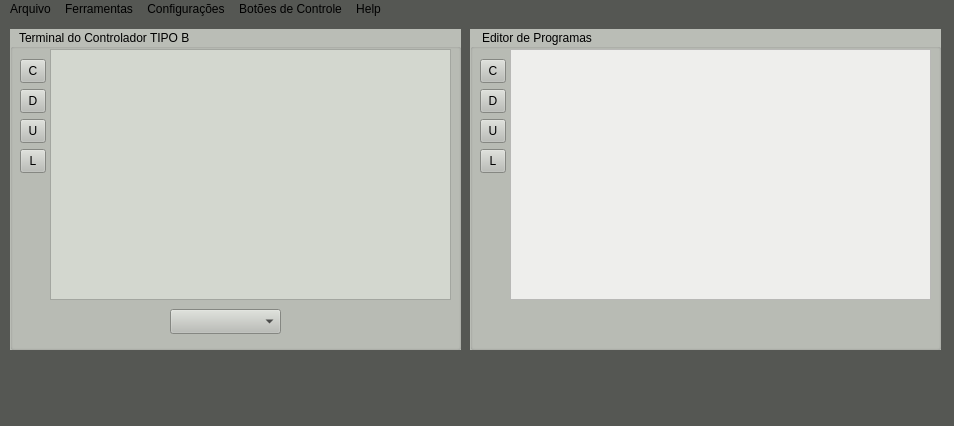
First picture: the form in alfa/mainwindow.ui, repository cimtools/Krobosoft, before the edit.
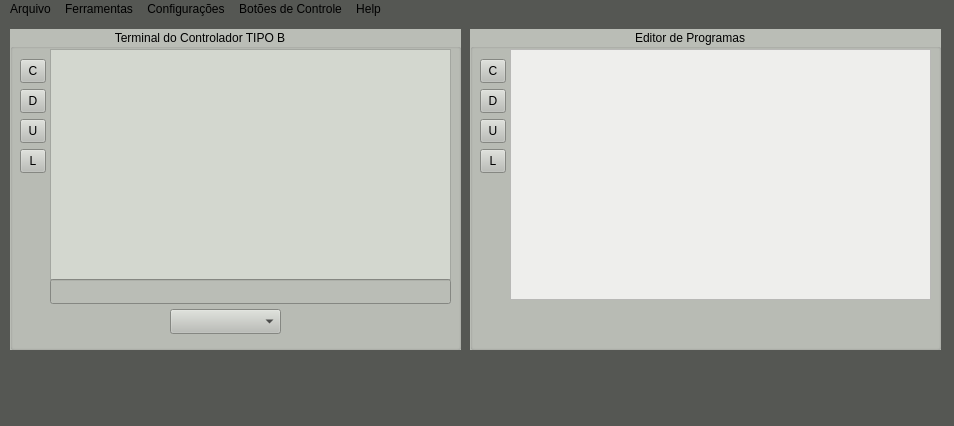
Second picture: the form after the edit.

Commit message: Mudanças na interface gráfica e implementação de envio serial

```diff
--- a/alfa/mainwindow.ui
+++ b/alfa/mainwindow.ui
@@ -34,7 +34,7 @@
      <string notr="true">background-color: rgb(186, 189, 182);</string>
     </property>
     <property name="title">
-     <string>   Editor de Programas</string>
+     <string>                                                 Editor de Programas</string>
     </property>
     <widget class="QTextBrowser" name="textBrowser">
      <property name="geometry">
@@ -114,11 +114,14 @@
       <height>321</height>
      </rect>
     </property>
+    <property name="autoFillBackground">
+     <bool>false</bool>
+    </property>
     <property name="styleSheet">
      <string notr="true">background-color: rgb(186, 189, 182);</string>
     </property>
     <property name="title">
-     <string>  Terminal do Controlador TIPO B</string>
+     <string>                               Terminal do Controlador TIPO B</string>
     </property>
     <widget class="QToolButton" name="toolButton_9">
      <property name="geometry">
@@ -178,7 +181,7 @@
        <x>40</x>
        <y>20</y>
        <width>401</width>
-       <height>251</height>
+       <height>231</height>
       </rect>
      </property>
      <property name="styleSheet">
@@ -195,6 +198,16 @@
       </rect>
      </property>
     </widget>
+    <widget class="QLineEdit" name="lineEdit">
+     <property name="geometry">
+      <rect>
+       <x>40</x>
+       <y>250</y>
+       <width>401</width>
+       <height>25</height>
+      </rect>
+     </property>
+    </widget>
    </widget>
   </widget>
   <widget class="QStatusBar" name="statusBar"/>
```
The commit also changes 5 other files.
